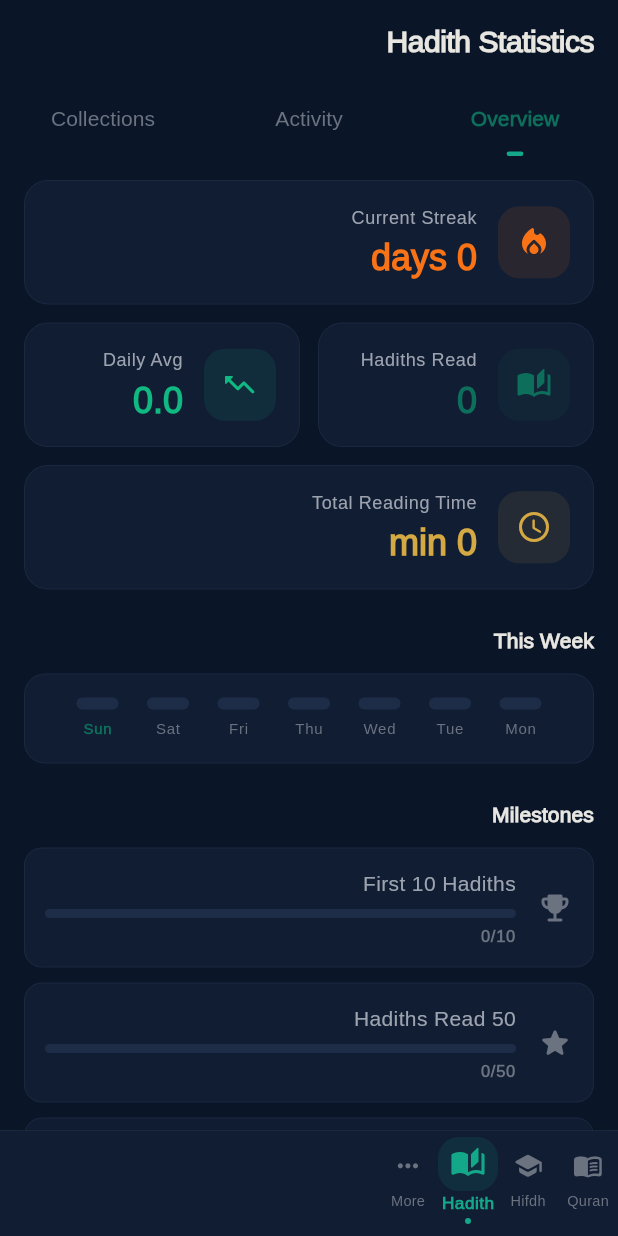
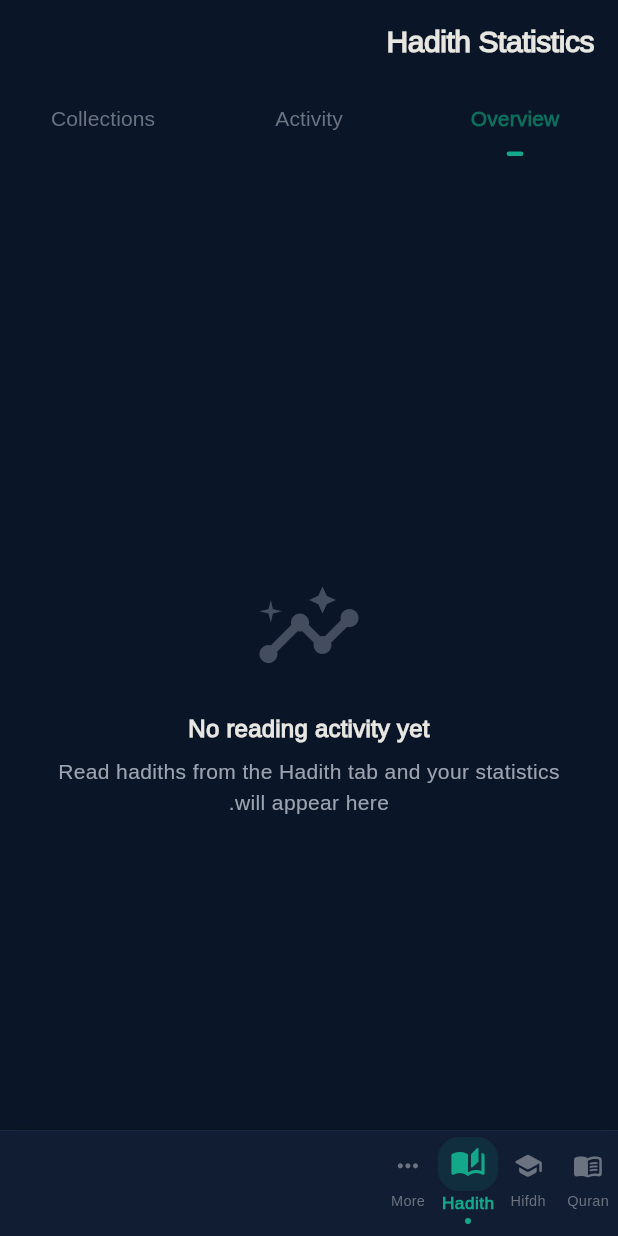
Before and after one commit to ridwanullahh/Quran_Hadith-App, a Flutter app: the HadithStatisticsScreen screen opened by its route, on a phone screen of 412 x 824 dp. Run offline on Flutter 3.47's test engine with Material 3 defaults, Android fonts, the phone set to English and light mode, and no system bars; drawn by our look-alikes of flutter_animate; our stand-ins replace dio, file_picker, fl_chart, flutter_local_notifications, flutter_riverpod, go_router and 8 more; missing offline and left inert: arabic_numbers; accounts and stored records are empty; network calls fail.

Commit message:
Bismillah Ar-Rahman Ar-Raheem. Ash-hadu an laa ilaaha illa-Llah wahdaHu lasharikalaHu, wa ash-hadu anna Muhammadan Abduhu wa Rasooluh. Laa hawla wa laa quwwata illaa biLLAH. Hasbiyallaahu laa ilaaha illaa Huwa, 'alayhi tawakkaltu wa Huwa Rabbul-'Arshil-'Azeem. SubhaanALLAH wa bihamdih, SubhaanALLAHil-'azeem, AlhamduliLLAH, Laa ilaaha illa-ALLAH, wa ALLAHU AKBAR, walaa hawla walaa quwwata illaa biLLAH. Astaghfirullaaha wa atoobu ilayh.
fix(hadith): remove fabricated sample-data fallback in statistics screen

The hadith statistics screen was silently falling back to
_generateSampleLogs() (30 days of Random(42)-seeded fake data) when
the Hive box was empty. Users saw fabricated metrics (hadiths read,
minutes, streaks, collection breakdown) instead of an honest
"no data yet" state.

- Removed _generateSampleLogs() entirely.
- _loadLogs() now logs the error and sets _logs = [] on failure.
- Added a full-screen _buildFullEmptyState that shows a clean
  "No reading activity yet" message with an icon and a hint to read
  hadiths from the Hadith tab.
- Removed unused dart:math import (was only used by the removed
  sample-data generator).
- Renamed to _buildFullEmptyState to avoid clashing with the existing
  per-tab _buildEmptyState(theme, isDark, message) helper.

Bismillah Ar-Rahman Ar-Raheem. Ash-hadu an laa ilaaha illa-Llah wahdaHu lasharikalaHu, wa ash-hadu anna Muhammadan Abduhu wa Rasooluh. Laa hawla wa laa quwwata illaa biLLAH. Hasbiyallaahu laa ilaaha illaa Huwa, 'alayhi tawakkaltu wa Huwa Rabbul-'Arshil-'Azeem. SubhaanALLAH wa bihamdih, SubhaanALLAHil-'azeem, AlhamduliLLAH, Laa ilaaha illa-ALLAH, wa ALLAHU AKBAR, walaa hawla walaa quwwata illaa biLLAH. Astaghfirullaaha wa atoobu ilayh.

```diff
--- a/lib/features/hadith/presentation/screens/hadith_statistics_screen.dart
+++ b/lib/features/hadith/presentation/screens/hadith_statistics_screen.dart
@@ -1,4 +1,3 @@
-import 'dart:math';
 import 'package:flutter/material.dart';
 import 'package:flutter_animate/flutter_animate.dart';
 import 'package:hive/hive.dart';
@@ -66,25 +65,13 @@ class _HadithStatisticsScreenState extends State<HadithStatisticsScreen>
           minutesSpent: map['minutesSpent'] as int? ?? 0,
         );
       }).toList();
-    } catch (_) {
-      _logs = _generateSampleLogs();
+    } catch (e) {
+      // Log the error but show an empty state instead of fabricated data.
+      // Users should see real stats only — never mock/sample content.
+      debugPrint('[HadithStatistics] failed to load logs: $e');
+      _logs = [];
     }
     setState(() => _isLoading = false);
-  }
-
-  List<HadithReadingLog> _generateSampleLogs() {
-    final random = Random(42);
-    final collections = ['bukhari', 'muslim', 'tirmidhi', 'abudawud', 'nasai', 'ibnmajah'];
-    final now = DateTime.now();
-    return List.generate(30, (i) {
-      final date = now.subtract(Duration(days: 29 - i));
-      return HadithReadingLog(
-        date: date,
-        hadithsRead: 2 + random.nextInt(18),
-        collectionId: collections[random.nextInt(collections.length)],
-        minutesSpent: 3 + random.nextInt(25),
-      );
-    });
   }
 
   // ── Computed Stats ──────────────────────────────────────────
@@ -148,6 +135,8 @@ class _HadithStatisticsScreenState extends State<HadithStatisticsScreen>
       ),
       body: _isLoading
           ? const Center(child: CircularProgressIndicator.adaptive())
+          : _logs.isEmpty
+              ? _buildFullEmptyState(theme, isDark)
               : TabBarView(
                   controller: _tabController,
                   children: [
@@ -155,6 +144,45 @@ class _HadithStatisticsScreenState extends State<HadithStatisticsScreen>
                     _buildActivityTab(theme, isDark),
                     _buildCollectionsTab(theme, isDark),
                   ],
+                ),
+    );
+  }
+
+  /// Full-screen empty-state UI shown when the user has not yet read any
+  /// hadiths. Replaces the previous sample-data fallback that fabricated
+  /// metrics.
+  Widget _buildFullEmptyState(ThemeData theme, bool isDark) {
+    return Center(
+      child: Padding(
+        padding: const EdgeInsets.symmetric(horizontal: 32),
+        child: Column(
+          mainAxisAlignment: MainAxisAlignment.center,
+          children: [
+            Icon(
+              Icons.insights_rounded,
+              size: 72,
+              color: (isDark ? AppColors.darkTextTertiary : AppColors.lightTextTertiary)
+                  .withOpacity(0.6),
+            ),
+            const SizedBox(height: 20),
+            Text(
+              'No reading activity yet',
+              style: theme.textTheme.titleMedium?.copyWith(
+                fontWeight: FontWeight.w700,
+                color: isDark ? AppColors.darkTextPrimary : AppColors.lightTextPrimary,
+              ),
+            ),
+            const SizedBox(height: 8),
+            Text(
+              'Read hadiths from the Hadith tab and your statistics will appear here.',
+              textAlign: TextAlign.center,
+              style: theme.textTheme.bodyMedium?.copyWith(
+                color: isDark ? AppColors.darkTextSecondary : AppColors.lightTextSecondary,
+                height: 1.5,
+              ),
+            ),
+          ],
+        ),
       ),
     );
   }
```
Lines whose indentation alone changed are shown as unchanged.
